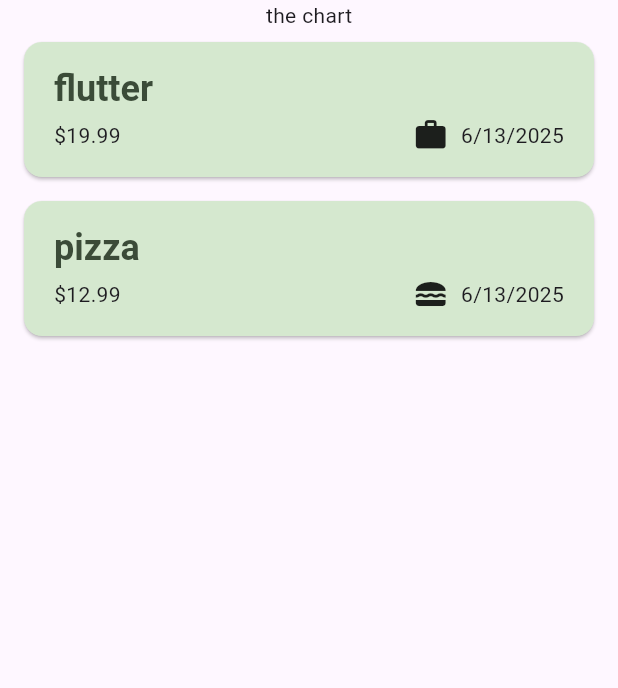
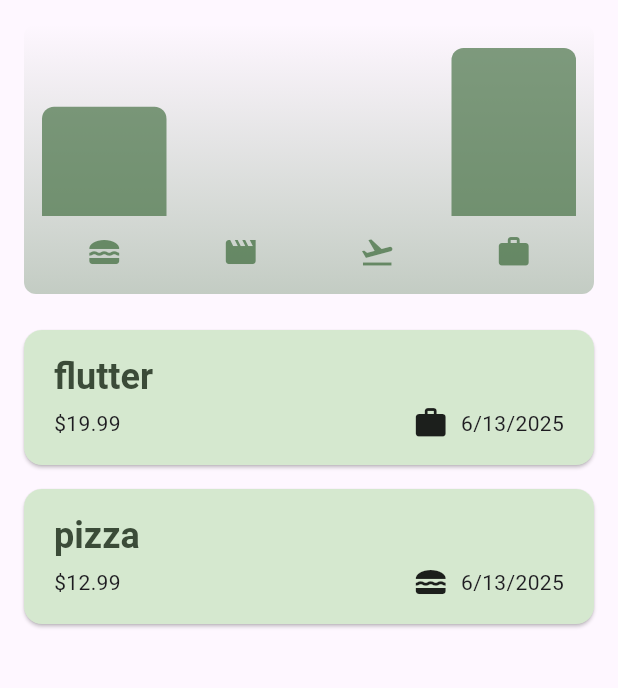
Before and after one commit to Phillip-D-Shields/flutter_expense_tracker, a Flutter app: the screen it shows after launch, on a phone screen of 412 x 824 dp, the part 84-772 px from its top. Run offline on Flutter 3.47's test engine with Material 3 defaults, Android fonts, the phone set to English and light mode, and no system bars.

Commit message:
Refactor chart color handling: replace withOpacity with withValues for better clarity and integrate Chart widget into Expenses screen

```diff
--- a/lib/widgets/chart/chart.dart
+++ b/lib/widgets/chart/chart.dart
@@ -45,8 +45,8 @@ class Chart extends StatelessWidget {
         borderRadius: BorderRadius.circular(8),
         gradient: LinearGradient(
           colors: [
-            Theme.of(context).colorScheme.primary.withOpacity(0.3),
-            Theme.of(context).colorScheme.primary.withOpacity(0.0)
+            Theme.of(context).colorScheme.primary.withValues(alpha: 0.3),
+            Theme.of(context).colorScheme.primary.withValues(alpha: 0.0)
           ],
           begin: Alignment.bottomCenter,
           end: Alignment.topCenter,
@@ -81,7 +81,7 @@ class Chart extends StatelessWidget {
                             : Theme.of(context)
                                 .colorScheme
                                 .primary
-                                .withOpacity(0.7),
+                                .withValues(alpha: 0.7),
                       ),
                     ),
                   ),
--- a/lib/widgets/chart/chart_bar.dart
+++ b/lib/widgets/chart/chart_bar.dart
@@ -24,7 +24,7 @@ class ChartBar extends StatelessWidget {
                   const BorderRadius.vertical(top: Radius.circular(8)),
               color: isDarkMode
                   ? Theme.of(context).colorScheme.secondary
-                  : Theme.of(context).colorScheme.primary.withOpacity(0.65),
+                  : Theme.of(context).colorScheme.primary.withValues(alpha: 0.65),
             ),
           ),
         ),
--- a/lib/widgets/expenses.dart
+++ b/lib/widgets/expenses.dart
@@ -1,3 +1,4 @@
+import 'package:expense_tracker/widgets/chart/chart.dart';
 import 'package:expense_tracker/widgets/expenses_list/expenses_list.dart';
 import 'package:expense_tracker/widgets/new_expense.dart';
 import 'package:flutter/material.dart';
@@ -81,7 +82,7 @@ class _ExpensesState extends State<Expenses> {
       ),
       body: Column(
         children: [
-          Text('the chart'),
+          Chart(expenses: _registeredExpenses),
           Expanded(child: mainContent),
         ],
       ),
```
